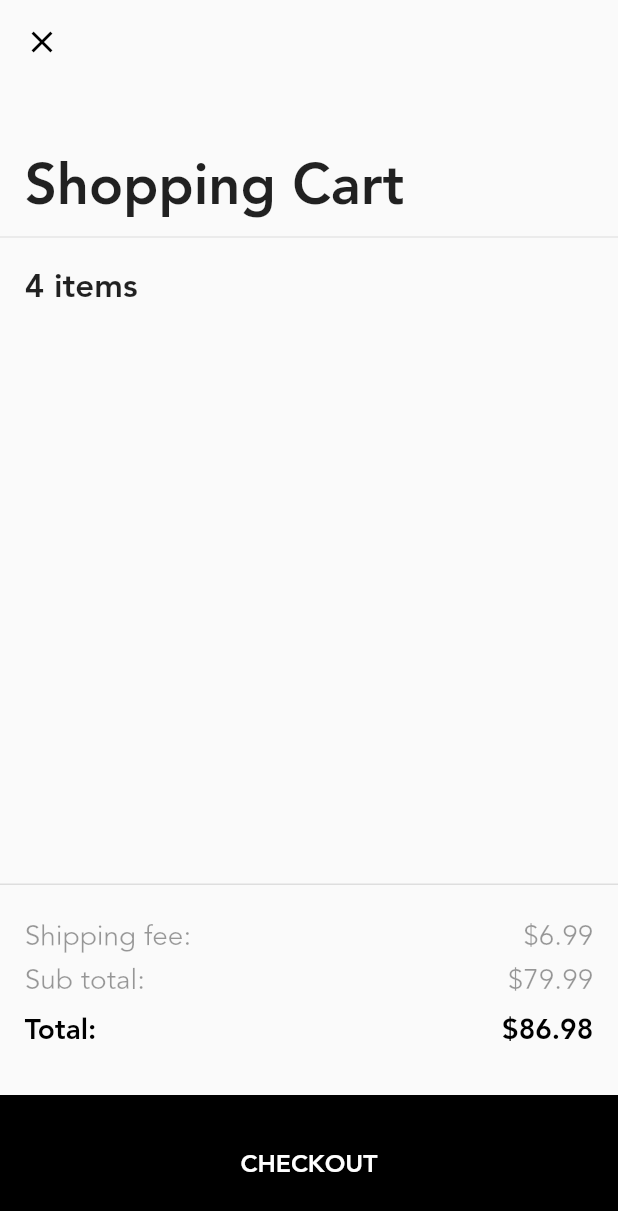
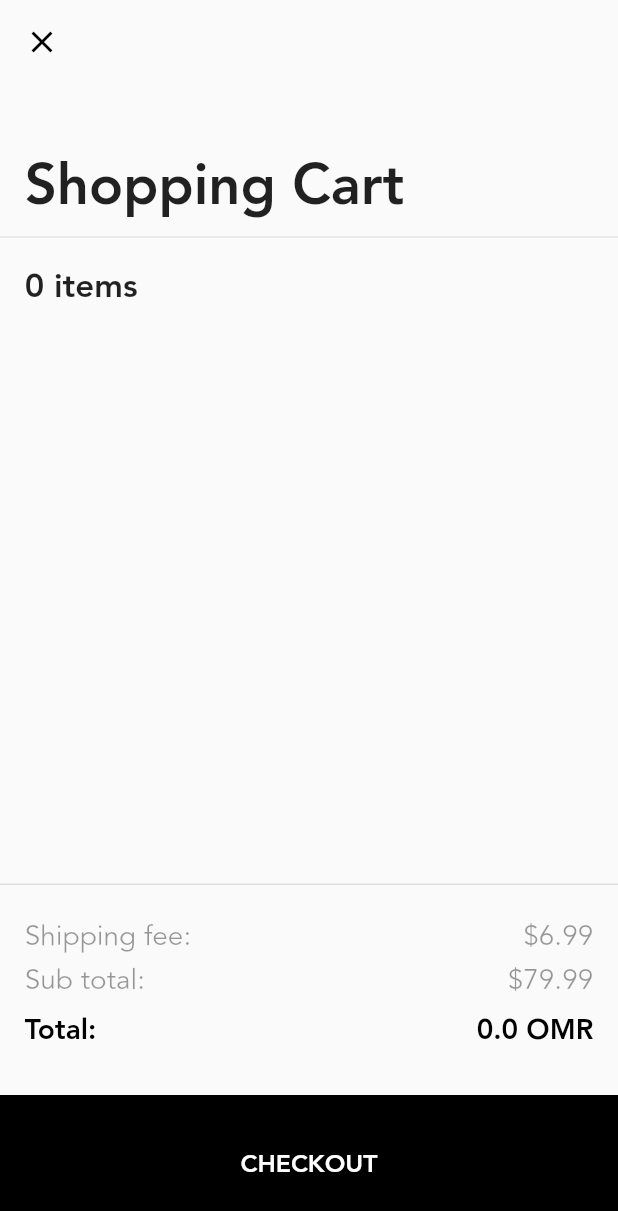
Before and after one commit to sasukeamjed/ui_store_design, a Flutter app: the DetailsScreen2 screen opened directly with empty values, after a tap on the "shopping cart" icon, on a phone screen of 412 x 824 dp. Shown: the top 1211 px of the screen. Run offline on Flutter 3.47's test engine with Material 2 defaults, Android fonts, the phone set to English and light mode, and no system bars; our stand-ins replace auto_size_text, dio, dotted_border, equatable, flutter_html, flutter_native_splash and 4 more; missing offline and left inert: optimized_cached_image; accounts and stored records are empty; network calls fail; project files that could hold a hidden picture were left out.

```diff
--- a/lib/providers/chosen_product_state/chosen_product_notifier.dart
+++ b/lib/providers/chosen_product_state/chosen_product_notifier.dart
@@ -10,7 +10,7 @@ class ChosenProductNotifier extends StateNotifier<ProductState>{
   ChosenProductNotifier(this._product) : super(ProductInitialState()){
     if(_product.productVariations.isEmpty){
       // print("getTheCrossBondingVariation function, 1st condition => true");
-      state = ProductIsChosen(product: this._product);
+      state = ProductIsChosen(product: this._product, price: this._product.price ?? 0.0);
       return;
     }
   }
@@ -21,7 +21,7 @@ class ChosenProductNotifier extends StateNotifier<ProductState>{
 
     if(_product.productVariations.isEmpty){
       // print("getTheCrossBondingVariation function, 1st condition => true");
-      state = ProductIsChosen(product: this._product);
+      state = ProductIsChosen(product: this._product, price: this._product.price ?? 0.0);
       return;
     }
     List<ProductVariationModel> variations = this._product.productVariations;
@@ -40,7 +40,7 @@ class ChosenProductNotifier extends StateNotifier<ProductState>{
     if(variation == null){
       state = MissingVariationState();
     }else{
-      state = ProductIsChosen(product: _product.productIsChosen(variation));
+      state = ProductIsChosen(product: _product.productIsChosen(variation), price: double.parse(variation.displayPrice));
     }
     // print("The product state is => $state");
   }
--- a/lib/providers/chosen_product_state/product_state.dart
+++ b/lib/providers/chosen_product_state/product_state.dart
@@ -14,6 +14,7 @@ class MissingVariationState extends ProductState{
 
 class ProductIsChosen extends ProductState{
   final Product product;
+  final double price;
 
-  ProductIsChosen({required this.product});
+  ProductIsChosen({required this.product, required this.price});
 }
--- a/lib/screens/shopping_cart_screen/components/cart_items.dart
+++ b/lib/screens/shopping_cart_screen/components/cart_items.dart
@@ -25,7 +25,7 @@ class CartItems extends ConsumerWidget {
               child: Padding(
                 padding: EdgeInsets.symmetric(vertical: 10.h),
                 child: Text(
-                  "4 items",
+                  "${ref.watch(cartItemNotifier).length} items",
                   style: TextStyle(fontSize: 20.sp, fontFamily: "Avenir"),
                 ),
               ),
--- a/lib/screens/shopping_cart_screen/components/checkout_button.dart
+++ b/lib/screens/shopping_cart_screen/components/checkout_button.dart
@@ -10,6 +10,7 @@ class CheckoutButton extends StatelessWidget {
 
   @override
   Widget build(BuildContext context) {
+    //ToDo: checkout button should not work if there are not items in cart
     return Expanded(
       flex: 2,
       child: GestureDetector(
--- a/lib/screens/shopping_cart_screen/components/items_total_pricing.dart
+++ b/lib/screens/shopping_cart_screen/components/items_total_pricing.dart
@@ -1,5 +1,7 @@
 import 'package:flutter/material.dart';
+import 'package:flutter_riverpod/flutter_riverpod.dart';
 import 'package:flutter_screenutil/flutter_screenutil.dart';
+import 'package:ui_store_design/providers/cart_state_notifier.dart';
 
 class ItemsTotalPricing extends StatelessWidget {
   const ItemsTotalPricing({
@@ -30,7 +32,18 @@ class ItemsTotalPricing extends StatelessWidget {
               ),
               // color: Colors.green,
               width: double.infinity,
-              child: Column(
+              child: Consumer(
+                builder: (context, ref, child){
+
+                  double cartTotalPrice(){
+                    double totalPrice = 0.00;
+                    ref.watch(cartItemNotifier).forEach((cartItem) {
+                      totalPrice = totalPrice + cartItem.productIsChosen.price;
+                    });
+                    return totalPrice;
+                  }
+
+                  return Column(
                     children: [
                       Row(
                         mainAxisAlignment: MainAxisAlignment.spaceBetween,
@@ -89,7 +102,7 @@ class ItemsTotalPricing extends StatelessWidget {
                             ),
                           ),
                           Text(
-                        "\$86.98",
+                            "${cartTotalPrice()} OMR",
                             style: TextStyle(
                               fontSize: 17.sp,
                               fontFamily: "Avenir",
@@ -99,6 +112,8 @@ class ItemsTotalPricing extends StatelessWidget {
                         ],
                       ),
                     ],
+                  );
+                },
               ),
             ),
           ),
```
Also changed, not shown: lib/providers/cart_state_notifier.dart (+41 -11 lines), lib/screens/shopping_cart_screen/components/cart_item_widget.dart (+7 -2 lines). Lines whose indentation alone changed are shown as unchanged.
